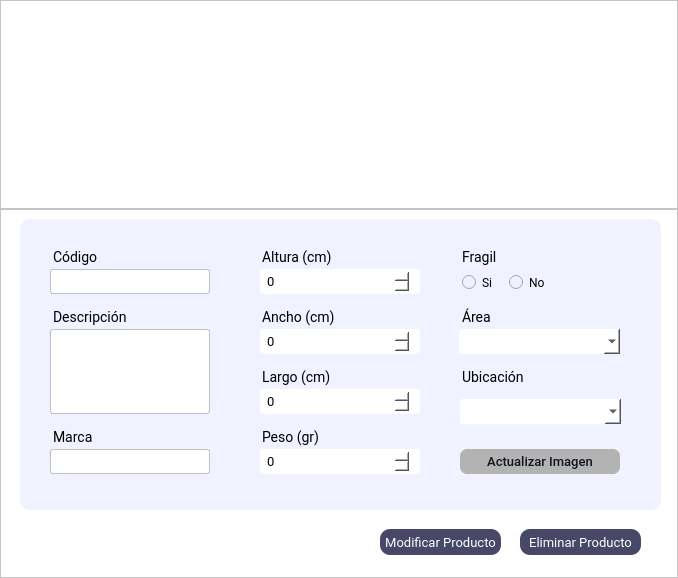
Above: Interfaces/main/Ui/bm_producto_ui.ui from juanignaciocansillieri/bullsoft before the change. Below: the same form after it.
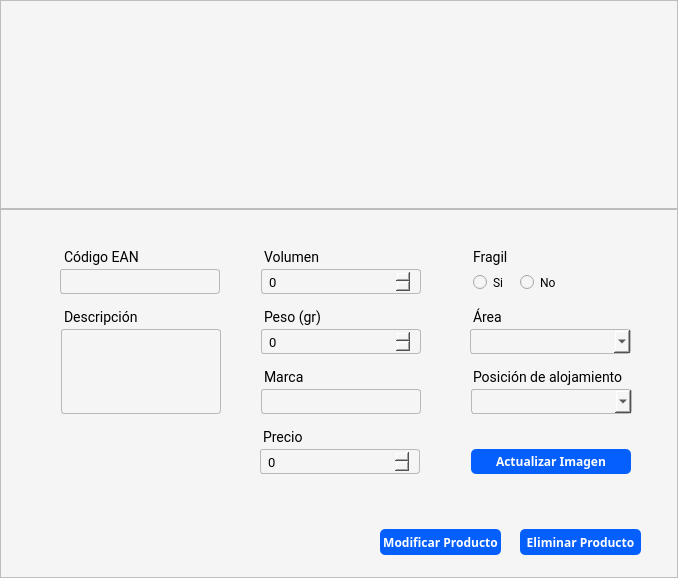
That is the form after the change. Icons and pictures are not drawn.

What changed in the file:
```diff
--- a/Interfaces/main/Ui/bm_producto_ui.ui
+++ b/Interfaces/main/Ui/bm_producto_ui.ui
@@ -45,7 +45,7 @@
        </size>
       </property>
       <property name="styleSheet">
-       <string notr="true">background: #fff;
+       <string notr="true">background: #f5f5f5;
 </string>
       </property>
       <property name="frameShape">
@@ -90,7 +90,7 @@
        </size>
       </property>
       <property name="styleSheet">
-       <string notr="true">background: #fff;
+       <string notr="true">background: #f5f5f5;
 </string>
       </property>
       <property name="frameShape">
@@ -99,37 +99,237 @@
       <property name="frameShadow">
        <enum>QFrame::Raised</enum>
       </property>
-      <widget class="QFrame" name="frame_3">
+      <widget class="QPushButton" name="modificarprod_btn">
        <property name="geometry">
         <rect>
-         <x>20</x>
-         <y>10</y>
-         <width>641</width>
-         <height>291</height>
+         <x>380</x>
+         <y>320</y>
+         <width>121</width>
+         <height>26</height>
+        </rect>
+       </property>
+       <property name="font">
+        <font>
+         <family>Cairo</family>
+         <weight>75</weight>
+         <bold>true</bold>
+        </font>
+       </property>
+       <property name="cursor">
+        <cursorShape>PointingHandCursor</cursorShape>
+       </property>
+       <property name="styleSheet">
+        <string notr="true">QPushButton{
+background-color: #055ffc;
+color:#fff;
+border-radius: 5px;
+text-align:center;
+}
+
+QPushButton:hover{
+
+}</string>
+       </property>
+       <property name="text">
+        <string>Modificar Producto</string>
+       </property>
+      </widget>
+      <widget class="QPushButton" name="eliminarprod_btn">
+       <property name="geometry">
+        <rect>
+         <x>520</x>
+         <y>320</y>
+         <width>121</width>
+         <height>26</height>
+        </rect>
+       </property>
+       <property name="font">
+        <font>
+         <family>Cairo</family>
+         <weight>75</weight>
+         <bold>true</bold>
+        </font>
+       </property>
+       <property name="cursor">
+        <cursorShape>PointingHandCursor</cursorShape>
+       </property>
+       <property name="styleSheet">
+        <string notr="true">QPushButton{
+background-color: #055ffc;
+color:#fff;
+border-radius: 5px;
+text-align:center;
+}
+
+QPushButton:hover{
+
+}</string>
+       </property>
+       <property name="text">
+        <string>Eliminar Producto</string>
+       </property>
+      </widget>
+      <widget class="QLabel" name="codigo_label">
+       <property name="geometry">
+        <rect>
+         <x>51</x>
+         <y>30</y>
+         <width>91</width>
+         <height>27</height>
+        </rect>
+       </property>
+       <property name="font">
+        <font>
+         <family>Roboto</family>
+         <pointsize>-1</pointsize>
+        </font>
+       </property>
+       <property name="styleSheet">
+        <string notr="true">font-family: Roboto;
+font-size: 14px;
+margin-top:10px;
+margin-left:10px
+
+</string>
+       </property>
+       <property name="text">
+        <string>Código EAN</string>
+       </property>
+      </widget>
+      <widget class="QLabel" name="ubicacion_label">
+       <property name="geometry">
+        <rect>
+         <x>460</x>
+         <y>150</y>
+         <width>171</width>
+         <height>27</height>
+        </rect>
+       </property>
+       <property name="font">
+        <font>
+         <family>Roboto</family>
+         <pointsize>-1</pointsize>
+        </font>
+       </property>
+       <property name="styleSheet">
+        <string notr="true">font-family: Roboto;
+font-size: 14px;
+margin-top:10px;
+margin-left:10px
+
+</string>
+       </property>
+       <property name="text">
+        <string>Posición de alojamiento</string>
+       </property>
+      </widget>
+      <widget class="QTextEdit" name="descripcion_input">
+       <property name="geometry">
+        <rect>
+         <x>51</x>
+         <y>120</y>
+         <width>170</width>
+         <height>85</height>
+        </rect>
+       </property>
+       <property name="styleSheet">
+        <string notr="true">border: 1px solid #b8b9bd ;
+border-radius: 3px;
+padding: 4 5px;
+color: #e9e9;
+font-family:Roboto;
+font-size:13px;
+font-weight: 400;
+margin-left: 10px;
+</string>
+       </property>
+      </widget>
+      <widget class="QComboBox" name="estado_cbox">
+       <property name="geometry">
+        <rect>
+         <x>460</x>
+         <y>120</y>
+         <width>171</width>
+         <height>25</height>
+        </rect>
+       </property>
+       <property name="styleSheet">
+        <string notr="true">border: 1px solid #b8b9bd ;
+border-radius: 3px;
+padding: 4 5px;
+color: rgb(0, 0, 0);
+font-family:Roboto;
+font-size:13px;
+font-weight: 400;
+margin-left: 10px;
+</string>
+       </property>
+       <property name="currentText">
+        <string/>
+       </property>
+       <property name="currentIndex">
+        <number>-1</number>
+       </property>
+       <property name="maxVisibleItems">
+        <number>10</number>
+       </property>
+       <property name="maxCount">
+        <number>10</number>
+       </property>
+       <property name="insertPolicy">
+        <enum>QComboBox::InsertAfterCurrent</enum>
+       </property>
+       <property name="iconSize">
+        <size>
+         <width>16</width>
+         <height>0</height>
+        </size>
+       </property>
+       <property name="duplicatesEnabled">
+        <bool>false</bool>
+       </property>
+       <property name="frame">
+        <bool>false</bool>
+       </property>
+      </widget>
+      <widget class="QLabel" name="label_lote_2">
+       <property name="geometry">
+        <rect>
+         <x>251</x>
+         <y>30</y>
+         <width>154</width>
+         <height>27</height>
         </rect>
        </property>
        <property name="maximumSize">
         <size>
-         <width>16777215</width>
-         <height>400</height>
+         <width>154</width>
+         <height>16777215</height>
         </size>
        </property>
+       <property name="font">
+        <font>
+         <family>Roboto</family>
+         <pointsize>-1</pointsize>
+        </font>
+       </property>
        <property name="styleSheet">
-        <string notr="true">border-radius: 10px;
-background-color: rgb(240, 242, 255);
+        <string notr="true">font-family: Roboto;
+font-size: 14px;
+margin-top:10px;
+margin-left:10px
+
 </string>
        </property>
-       <property name="frameShape">
-        <enum>QFrame::StyledPanel</enum>
+       <property name="text">
+        <string>Volumen</string>
        </property>
-       <property name="frameShadow">
-        <enum>QFrame::Raised</enum>
-       </property>
+      </widget>
        <widget class="QLabel" name="estado_label">
         <property name="geometry">
          <rect>
-          <x>429</x>
-          <y>80</y>
+         <x>460</x>
+         <y>90</y>
           <width>57</width>
           <height>27</height>
          </rect>
@@ -158,141 +358,106 @@
          <string>Área</string>
         </property>
        </widget>
-       <widget class="QLabel" name="fragil_label">
+      <widget class="QLabel" name="peso_label">
         <property name="geometry">
          <rect>
-          <x>429</x>
-          <y>20</y>
-          <width>56</width>
+         <x>251</x>
+         <y>90</y>
+         <width>71</width>
           <height>27</height>
          </rect>
+       </property>
+       <property name="font">
+        <font>
+         <family>Roboto</family>
+         <pointsize>-1</pointsize>
+        </font>
+       </property>
+       <property name="styleSheet">
+        <string notr="true">font-family: Roboto;
+font-size: 14px;
+margin-top:10px;
+margin-left:10px
+
+</string>
+       </property>
+       <property name="text">
+        <string>Peso (gr)</string>
+       </property>
+      </widget>
+      <widget class="QLabel" name="marca_label">
+       <property name="geometry">
+        <rect>
+         <x>251</x>
+         <y>150</y>
+         <width>57</width>
+         <height>27</height>
+        </rect>
+       </property>
+       <property name="font">
+        <font>
+         <family>Roboto</family>
+         <pointsize>-1</pointsize>
+        </font>
+       </property>
+       <property name="styleSheet">
+        <string notr="true">font-family: Roboto;
+font-size: 14px;
+margin-top:10px;
+margin-left:10px
+
+</string>
+       </property>
+       <property name="text">
+        <string>Marca</string>
+       </property>
+      </widget>
+      <widget class="QLineEdit" name="codigo_input">
+       <property name="geometry">
+        <rect>
+         <x>50</x>
+         <y>60</y>
+         <width>170</width>
+         <height>25</height>
+        </rect>
+       </property>
+       <property name="minimumSize">
+        <size>
+         <width>0</width>
+         <height>0</height>
+        </size>
         </property>
         <property name="maximumSize">
          <size>
-          <width>75</width>
-          <height>16777215</height>
-         </size>
-        </property>
-        <property name="font">
-         <font>
-          <family>Roboto</family>
-          <pointsize>-1</pointsize>
-         </font>
-        </property>
-        <property name="styleSheet">
-         <string notr="true">font-family: Roboto;
-font-size: 14px;
-margin-top:10px;
-margin-left:10px
-
-</string>
-        </property>
-        <property name="text">
-         <string>Fragil</string>
-        </property>
-       </widget>
-       <widget class="QRadioButton" name="fragil_si">
-        <property name="geometry">
-         <rect>
-          <x>442</x>
-          <y>40</y>
-          <width>41</width>
-          <height>31</height>
-         </rect>
-        </property>
-        <property name="styleSheet">
-         <string notr="true">QRadioButton{
-border-radius: 3px;
-font-family: Roboto;
-font-size: 12px;
-border: none;
-font-weight: 400;
-margin-top:15px
-}
-</string>
-        </property>
-        <property name="text">
-         <string>Si</string>
-        </property>
-       </widget>
-       <widget class="QRadioButton" name="fragil_no">
-        <property name="geometry">
-         <rect>
-          <x>489</x>
-          <y>40</y>
-          <width>41</width>
-          <height>31</height>
-         </rect>
-        </property>
-        <property name="styleSheet">
-         <string notr="true">QRadioButton{
-border-radius: 3px;
-font-family: Roboto;
-font-size: 12px;
-border: none;
-font-weight: 400;
-margin-top:15px
-}
-</string>
-        </property>
-        <property name="text">
-         <string>No</string>
-        </property>
-       </widget>
-       <widget class="QComboBox" name="estado_cbox">
-        <property name="geometry">
-         <rect>
-          <x>429</x>
-          <y>110</y>
-          <width>171</width>
+         <width>16777215</width>
           <height>25</height>
-         </rect>
+        </size>
         </property>
         <property name="styleSheet">
-         <string notr="true">background-color: #fff;
+        <string notr="true">QLineEdit{
+border: 1px solid #b8b9bd;
 border-radius: 3px;
 padding: 4 5px;
-color: rgb(0, 0, 0);
+color: #e9e9;
 font-family:Roboto;
-border: none;
 font-size:13px;
 font-weight: 400;
 margin-left: 10px;
-</string>
-        </property>
-        <property name="currentText">
+
+}</string>
+       </property>
+       <property name="text">
          <string/>
         </property>
-        <property name="currentIndex">
-         <number>-1</number>
-        </property>
-        <property name="maxVisibleItems">
-         <number>10</number>
-        </property>
-        <property name="maxCount">
-         <number>10</number>
-        </property>
-        <property name="insertPolicy">
-         <enum>QComboBox::InsertAfterCurrent</enum>
-        </property>
-        <property name="iconSize">
-         <size>
-          <width>16</width>
-          <height>0</height>
-         </size>
-        </property>
-        <property name="duplicatesEnabled">
-         <bool>false</bool>
-        </property>
-        <property name="frame">
-         <bool>false</bool>
+       <property name="placeholderText">
+        <string/>
         </property>
        </widget>
        <widget class="QPushButton" name="subirFoto_btn">
         <property name="geometry">
          <rect>
-          <x>440</x>
-          <y>230</y>
+         <x>471</x>
+         <y>240</y>
           <width>160</width>
           <height>25</height>
          </rect>
@@ -303,23 +468,25 @@
           <height>16777215</height>
          </size>
         </property>
+       <property name="font">
+        <font>
+         <family>Cairo</family>
+         <weight>75</weight>
+         <bold>true</bold>
+        </font>
+       </property>
         <property name="cursor">
          <cursorShape>PointingHandCursor</cursorShape>
         </property>
         <property name="styleSheet">
          <string notr="true">QPushButton{
-background-color: #b3b3b3;
-border-radius: 7px;
-padding: 4 10px;
-color: #12151a;
-font-family:Roboto;
-border: none;
-font-size:13px;
-font-weight: 500;
+background-color: #055ffc;
+color:#fff;
+border-radius: 5px;
+text-align:center;
 }
-QPushButton:hover{
-background-color: rgba(179,179,179,110);
 
+QPushButton:hover{
 
 }</string>
         </property>
@@ -330,15 +497,14 @@
        <widget class="QSpinBox" name="peso_num">
         <property name="geometry">
          <rect>
-          <x>230</x>
-          <y>230</y>
+         <x>251</x>
+         <y>120</y>
           <width>170</width>
           <height>25</height>
          </rect>
         </property>
         <property name="styleSheet">
-         <string notr="true">background-color: #fff;
-border-radius: 3px;
+        <string notr="true">border-radius: 3px;
 padding: 4 5px;
 color: rgb(0, 0, 0);
 font-family:Roboto;
@@ -346,231 +512,76 @@
 font-size:13px;
 font-weight: 400;
 margin-left: 10px;
+border: 1px solid #b8b9bd ;
 </string>
         </property>
         <property name="maximum">
          <number>9999</number>
         </property>
        </widget>
-       <widget class="QSpinBox" name="largo_num">
+      <widget class="QComboBox" name="ubicacion_cbox">
         <property name="geometry">
          <rect>
-          <x>230</x>
-          <y>170</y>
-          <width>170</width>
+         <x>461</x>
+         <y>180</y>
+         <width>171</width>
           <height>25</height>
          </rect>
         </property>
         <property name="styleSheet">
-         <string notr="true">background-color: #fff;
+        <string notr="true">border: 1px solid #b8b9bd ;
 border-radius: 3px;
 padding: 4 5px;
 color: rgb(0, 0, 0);
 font-family:Roboto;
-border: none;
 font-size:13px;
 font-weight: 400;
 margin-left: 10px;
 </string>
         </property>
-        <property name="maximum">
-         <number>9999</number>
-        </property>
-       </widget>
-       <widget class="QSpinBox" name="ancho_num">
-        <property name="geometry">
-         <rect>
-          <x>230</x>
-          <y>110</y>
-          <width>170</width>
-          <height>25</height>
-         </rect>
-        </property>
-        <property name="styleSheet">
-         <string notr="true">background-color: #fff;
-border-radius: 3px;
-padding: 4 5px;
-color: rgb(0, 0, 0);
-font-family:Roboto;
-border: none;
-font-size:13px;
-font-weight: 400;
-margin-left: 10px;
-</string>
-        </property>
-        <property name="maximum">
-         <number>9999</number>
-        </property>
-       </widget>
-       <widget class="QSpinBox" name="altura_num">
-        <property name="geometry">
-         <rect>
-          <x>230</x>
-          <y>50</y>
-          <width>170</width>
-          <height>25</height>
-         </rect>
-        </property>
-        <property name="styleSheet">
-         <string notr="true">background-color: #fff;
-border-radius: 3px;
-padding: 4 5px;
-color: rgb(0, 0, 0);
-font-family:Roboto;
-border: none;
-font-size:13px;
-font-weight: 400;
-margin-left: 10px;
-</string>
-        </property>
-        <property name="maximum">
-         <number>9999</number>
-        </property>
-       </widget>
-       <widget class="QLabel" name="ancho_label">
-        <property name="geometry">
-         <rect>
-          <x>229</x>
-          <y>80</y>
-          <width>90</width>
-          <height>27</height>
-         </rect>
-        </property>
-        <property name="maximumSize">
+       <property name="currentText">
+        <string/>
+       </property>
+       <property name="currentIndex">
+        <number>-1</number>
+       </property>
+       <property name="maxVisibleItems">
+        <number>10</number>
+       </property>
+       <property name="maxCount">
+        <number>10</number>
+       </property>
+       <property name="insertPolicy">
+        <enum>QComboBox::InsertAfterCurrent</enum>
+       </property>
+       <property name="iconSize">
          <size>
-          <width>90</width>
-          <height>16777215</height>
-         </size>
-        </property>
-        <property name="font">
-         <font>
-          <family>Roboto</family>
-          <pointsize>-1</pointsize>
-         </font>
-        </property>
-        <property name="styleSheet">
-         <string notr="true">font-family: Roboto;
-font-size: 14px;
-margin-top:10px;
-margin-left:10px
-
-</string>
-        </property>
-        <property name="text">
-         <string>Ancho (cm)</string>
-        </property>
-       </widget>
-       <widget class="QLabel" name="altura_label">
-        <property name="geometry">
-         <rect>
-          <x>229</x>
-          <y>20</y>
-          <width>90</width>
-          <height>27</height>
-         </rect>
-        </property>
-        <property name="maximumSize">
-         <size>
-          <width>90</width>
-          <height>16777215</height>
-         </size>
-        </property>
-        <property name="font">
-         <font>
-          <family>Roboto</family>
-          <pointsize>-1</pointsize>
-         </font>
-        </property>
-        <property name="styleSheet">
-         <string notr="true">font-family: Roboto;
-font-size: 14px;
-margin-top:10px;
-margin-left:10px
-
-</string>
-        </property>
-        <property name="text">
-         <string>Altura (cm)</string>
-        </property>
-       </widget>
-       <widget class="QLabel" name="codigo_label">
-        <property name="geometry">
-         <rect>
-          <x>20</x>
-          <y>20</y>
-          <width>62</width>
-          <height>27</height>
-         </rect>
-        </property>
-        <property name="font">
-         <font>
-          <family>Roboto</family>
-          <pointsize>-1</pointsize>
-         </font>
-        </property>
-        <property name="styleSheet">
-         <string notr="true">font-family: Roboto;
-font-size: 14px;
-margin-top:10px;
-margin-left:10px
-
-</string>
-        </property>
-        <property name="text">
-         <string>Código</string>
-        </property>
-       </widget>
-       <widget class="QLineEdit" name="codigo_input">
-        <property name="geometry">
-         <rect>
-          <x>20</x>
-          <y>50</y>
-          <width>170</width>
-          <height>25</height>
-         </rect>
-        </property>
-        <property name="minimumSize">
-         <size>
-          <width>0</width>
+         <width>16</width>
           <height>0</height>
          </size>
         </property>
-        <property name="maximumSize">
-         <size>
-          <width>16777215</width>
-          <height>25</height>
-         </size>
-        </property>
-        <property name="styleSheet">
-         <string notr="true">QLineEdit{
-background-color: #fff;
-border: 0.5px solid #c1c1c1;
-border-radius: 3px;
-padding: 4 5px;
-color: #e9e9;
-font-family:Roboto;
-font-size:13px;
-font-weight: 400;
-margin-left: 10px;
-
-}</string>
-        </property>
-        <property name="text">
-         <string/>
-        </property>
-        <property name="placeholderText">
-         <string/>
-        </property>
-       </widget>
-       <widget class="QLabel" name="peso_label">
+       <property name="duplicatesEnabled">
+        <bool>false</bool>
+       </property>
+       <property name="frame">
+        <bool>false</bool>
+       </property>
+      </widget>
+      <widget class="QLabel" name="fragil_label">
         <property name="geometry">
          <rect>
-          <x>229</x>
-          <y>200</y>
-          <width>71</width>
+         <x>460</x>
+         <y>30</y>
+         <width>56</width>
           <height>27</height>
          </rect>
         </property>
+       <property name="maximumSize">
+        <size>
+         <width>75</width>
+         <height>16777215</height>
+        </size>
+       </property>
         <property name="font">
          <font>
           <family>Roboto</family>
@@ -586,14 +597,14 @@
 </string>
         </property>
         <property name="text">
-         <string>Peso (gr)</string>
+        <string>Fragil</string>
         </property>
        </widget>
        <widget class="QLineEdit" name="marca_input">
         <property name="geometry">
          <rect>
-          <x>20</x>
-          <y>230</y>
+         <x>251</x>
+         <y>180</y>
           <width>170</width>
           <height>25</height>
          </rect>
@@ -612,8 +623,7 @@
         </property>
         <property name="styleSheet">
          <string notr="true">QLineEdit{
-background-color: #fff;
-border: 0.5px solid #c1c1c1;
+border: 1px solid #b8b9bd ;
 border-radius: 3px;
 padding: 4 5px;
 color: #e9e9;
@@ -628,93 +638,11 @@
          <string/>
         </property>
        </widget>
-       <widget class="QLabel" name="marca_label">
-        <property name="geometry">
-         <rect>
-          <x>20</x>
-          <y>200</y>
-          <width>57</width>
-          <height>27</height>
-         </rect>
-        </property>
-        <property name="font">
-         <font>
-          <family>Roboto</family>
-          <pointsize>-1</pointsize>
-         </font>
-        </property>
-        <property name="styleSheet">
-         <string notr="true">font-family: Roboto;
-font-size: 14px;
-margin-top:10px;
-margin-left:10px
-
-</string>
-        </property>
-        <property name="text">
-         <string>Marca</string>
-        </property>
-       </widget>
-       <widget class="QLabel" name="largo_label">
-        <property name="geometry">
-         <rect>
-          <x>229</x>
-          <y>140</y>
-          <width>90</width>
-          <height>27</height>
-         </rect>
-        </property>
-        <property name="maximumSize">
-         <size>
-          <width>90</width>
-          <height>16777215</height>
-         </size>
-        </property>
-        <property name="font">
-         <font>
-          <family>Roboto</family>
-          <pointsize>-1</pointsize>
-         </font>
-        </property>
-        <property name="styleSheet">
-         <string notr="true">font-family: Roboto;
-font-size: 14px;
-margin-top:10px;
-margin-left:10px
-
-</string>
-        </property>
-        <property name="text">
-         <string>Largo (cm)</string>
-        </property>
-       </widget>
-       <widget class="QTextEdit" name="descripcion_input">
-        <property name="geometry">
-         <rect>
-          <x>20</x>
-          <y>110</y>
-          <width>170</width>
-          <height>85</height>
-         </rect>
-        </property>
-        <property name="styleSheet">
-         <string notr="true">background-color: #fff;
-border: 0.5px solid #c1c1c1;
-border-radius: 3px;
-padding: 4 5px;
-color: #e9e9;
-font-family:Roboto;
-font-size:13px;
-font-weight: 400;
-margin-left: 10px;
-</string>
-        </property>
-       </widget>
        <widget class="QLabel" name="descripcion_label">
         <property name="geometry">
          <rect>
-          <x>20</x>
-          <y>80</y>
+         <x>51</x>
+         <y>90</y>
           <width>99</width>
           <height>27</height>
          </rect>
@@ -737,12 +665,127 @@
          <string>Descripción</string>
         </property>
        </widget>
-       <widget class="QLabel" name="ubicacion_label">
+      <widget class="QRadioButton" name="fragil_si">
         <property name="geometry">
          <rect>
-          <x>429</x>
-          <y>140</y>
-          <width>84</width>
+         <x>473</x>
+         <y>50</y>
+         <width>41</width>
+         <height>31</height>
+        </rect>
+       </property>
+       <property name="font">
+        <font>
+         <family>Roboto</family>
+         <pointsize>-1</pointsize>
+         <weight>50</weight>
+         <bold>false</bold>
+        </font>
+       </property>
+       <property name="styleSheet">
+        <string notr="true">QRadioButton{
+border-radius: 3px;
+font-family: Roboto;
+font-size: 12px;
+border: none;
+font-weight: 400;
+margin-top:15px
+}
+</string>
+       </property>
+       <property name="text">
+        <string>Si</string>
+       </property>
+      </widget>
+      <widget class="QSpinBox" name="num_volumen">
+       <property name="geometry">
+        <rect>
+         <x>251</x>
+         <y>60</y>
+         <width>170</width>
+         <height>25</height>
+        </rect>
+       </property>
+       <property name="styleSheet">
+        <string notr="true">border-radius: 3px;
+padding: 4 5px;
+color: rgb(0, 0, 0);
+font-family:Roboto;
+border: 1px solid #b8b9bd;font-size:13px;
+font-weight: 400;
+margin-left: 10px;
+</string>
+       </property>
+       <property name="minimum">
+        <number>0</number>
+       </property>
+       <property name="maximum">
+        <number>9999</number>
+       </property>
+      </widget>
+      <widget class="QRadioButton" name="fragil_no">
+       <property name="geometry">
+        <rect>
+         <x>520</x>
+         <y>50</y>
+         <width>41</width>
+         <height>31</height>
+        </rect>
+       </property>
+       <property name="font">
+        <font>
+         <family>Roboto</family>
+         <pointsize>-1</pointsize>
+         <weight>50</weight>
+         <bold>false</bold>
+        </font>
+       </property>
+       <property name="styleSheet">
+        <string notr="true">QRadioButton{
+border-radius: 3px;
+font-family: Roboto;
+font-size: 12px;
+border: none;
+font-weight: 400;
+margin-top:15px
+}
+</string>
+       </property>
+       <property name="text">
+        <string>No</string>
+       </property>
+      </widget>
+      <widget class="QSpinBox" name="num_precio">
+       <property name="geometry">
+        <rect>
+         <x>250</x>
+         <y>240</y>
+         <width>170</width>
+         <height>25</height>
+        </rect>
+       </property>
+       <property name="styleSheet">
+        <string notr="true">border-radius: 3px;
+padding: 4 5px;
+color: rgb(0, 0, 0);
+font-family:Roboto;
+border: none;
+font-size:13px;
+font-weight: 400;
+margin-left: 10px;
+border: 1px solid #b8b9bd ;
+</string>
+       </property>
+       <property name="maximum">
+        <number>9999</number>
+       </property>
+      </widget>
+      <widget class="QLabel" name="peso_label_2">
+       <property name="geometry">
+        <rect>
+         <x>250</x>
+         <y>210</y>
+         <width>71</width>
           <height>27</height>
          </rect>
         </property>
@@ -761,131 +804,7 @@
 </string>
         </property>
         <property name="text">
-         <string>Ubicación</string>
-        </property>
-       </widget>
-       <widget class="QComboBox" name="ubicacion_cbox">
-        <property name="geometry">
-         <rect>
-          <x>430</x>
-          <y>180</y>
-          <width>171</width>
-          <height>25</height>
-         </rect>
-        </property>
-        <property name="styleSheet">
-         <string notr="true">background-color: #fff;
-border-radius: 3px;
-padding: 4 5px;
-color: rgb(0, 0, 0);
-font-family:Roboto;
-border: none;
-font-size:13px;
-font-weight: 400;
-margin-left: 10px;
-</string>
-        </property>
-        <property name="currentText">
-         <string/>
-        </property>
-        <property name="currentIndex">
-         <number>-1</number>
-        </property>
-        <property name="maxVisibleItems">
-         <number>10</number>
-        </property>
-        <property name="maxCount">
-         <number>10</number>
-        </property>
-        <property name="insertPolicy">
-         <enum>QComboBox::InsertAfterCurrent</enum>
-        </property>
-        <property name="iconSize">
-         <size>
-          <width>16</width>
-          <height>0</height>
-         </size>
-        </property>
-        <property name="duplicatesEnabled">
-         <bool>false</bool>
-        </property>
-        <property name="frame">
-         <bool>false</bool>
-        </property>
-       </widget>
-      </widget>
-      <widget class="QPushButton" name="modificarprod_btn">
-       <property name="geometry">
-        <rect>
-         <x>380</x>
-         <y>320</y>
-         <width>121</width>
-         <height>26</height>
-        </rect>
-       </property>
-       <property name="font">
-        <font>
-         <family>Roboto</family>
-         <pointsize>-1</pointsize>
-        </font>
-       </property>
-       <property name="cursor">
-        <cursorShape>PointingHandCursor</cursorShape>
-       </property>
-       <property name="styleSheet">
-        <string notr="true">QPushButton{
-background-color: rgb(71, 71, 103);
-
-color: #fff;
-border-radius:10px;
-font-family:Roboto;
-font-size: 13px
-
-}
-QPushButton:hover{
-background-color: rgba(71, 71, 103,180);
-
-}</string>
-       </property>
-       <property name="text">
-        <string>Modificar Producto</string>
-       </property>
-      </widget>
-      <widget class="QPushButton" name="eliminarprod_btn">
-       <property name="geometry">
-        <rect>
-         <x>520</x>
-         <y>320</y>
-         <width>121</width>
-         <height>26</height>
-        </rect>
-       </property>
-       <property name="font">
-        <font>
-         <family>Roboto</family>
-         <pointsize>-1</pointsize>
-        </font>
-       </property>
-       <property name="cursor">
-        <cursorShape>PointingHandCursor</cursorShape>
-       </property>
-       <property name="styleSheet">
-        <string notr="true">QPushButton{
-background-color: rgb(71, 71, 103);
-
-color: #fff;
-border-radius:10px;
-font-family:Roboto;
-font-size: 13px
-
-}
-QPushButton:hover{
-background-color: rgba(71, 71, 103,180);
-
-}</string>
-       </property>
-       <property name="text">
-        <string>Eliminar Producto</string>
+        <string>Precio</string>
        </property>
       </widget>
      </widget>
```
Left out of the diff: 2 changed lines with no effect on the pictures. Lines whose indentation alone changed are shown as unchanged.
